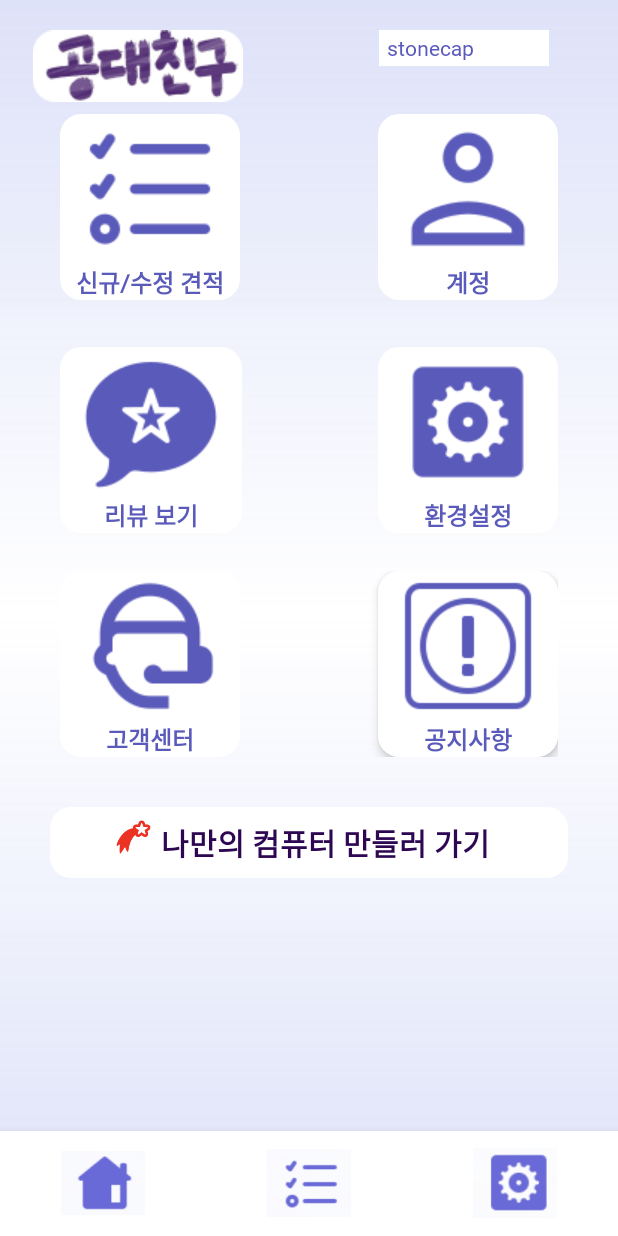
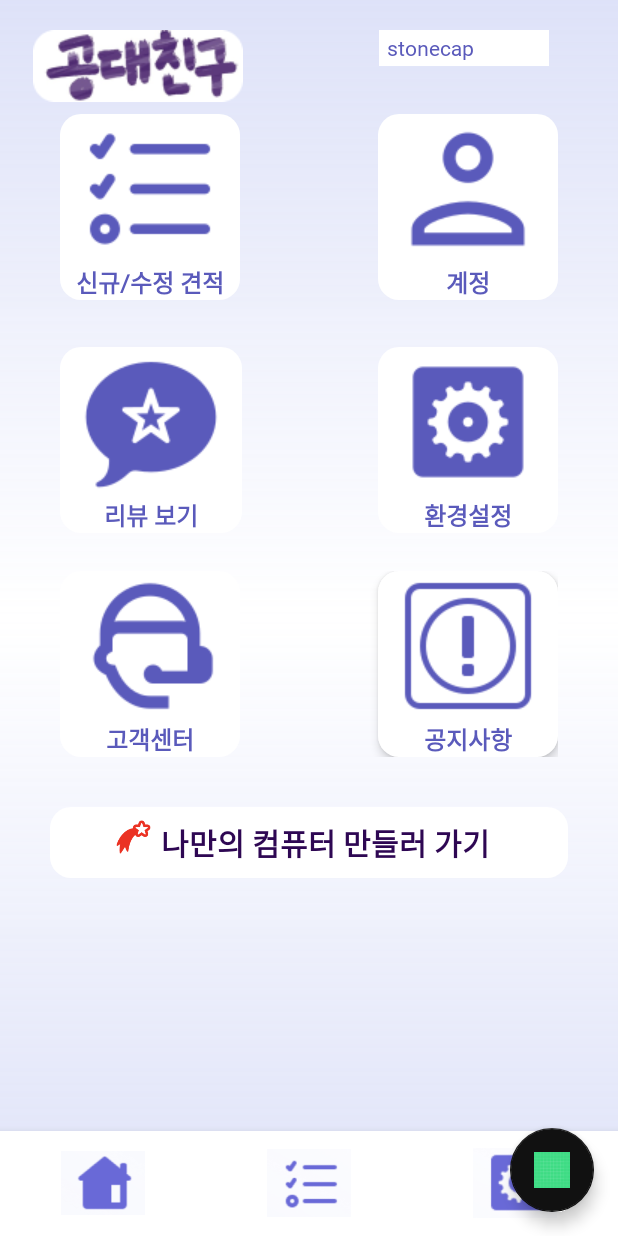
Before and after one commit to Frivack/SMU_Capstone, an Android app built with Jetpack Compose: the MainPage screen opened directly, with no data from a screen before it, on a phone screen of 412 x 824 dp. Run offline under Robolectric (Android 15) with nearby library versions, the phone set to English and light mode, and no system bars.

Commit message:
챗봇 추가

```diff
--- a/app/build.gradle.kts
+++ b/app/build.gradle.kts
@@ -65,6 +65,8 @@ dependencies {
     implementation(libs.androidx.ui.tooling.preview)
     implementation(libs.androidx.material3)
     implementation(libs.androidx.appcompat)
+    implementation(libs.androidx.cardview)
+    implementation(libs.material)
     testImplementation(libs.junit)
     androidTestImplementation(libs.androidx.junit)
     androidTestImplementation(libs.androidx.espresso.core)
--- a/app/src/main/AndroidManifest.xml
+++ b/app/src/main/AndroidManifest.xml
@@ -14,6 +14,7 @@
         android:roundIcon="@mipmap/ic_launcher_round"
         android:supportsRtl="true"
         android:theme="@style/Theme.EngUniFriend"
+        android:usesCleartextTraffic="true"
         tools:targetApi="31">
         <activity
             android:name=".MainActivity"
--- /dev/null
+++ b/app/src/main/java/com/capstone/myapplication/ChatAdapter.kt
@@ -0,0 +1,53 @@
+package com.capstone.myapplication
+
+import android.view.LayoutInflater
+import android.view.View
+import android.view.ViewGroup
+import android.widget.TextView
+import androidx.recyclerview.widget.RecyclerView
+
+class ChatAdapter(private val chatMessages: MutableList<ChatMessage>) :
+    RecyclerView.Adapter<ChatAdapter.MessageViewHolder>() {
+
+    private val VIEW_TYPE_USER = 1
+    private val VIEW_TYPE_BOT = 2
+
+    override fun getItemViewType(position: Int): Int {
+        return if (chatMessages[position].isUser) VIEW_TYPE_USER else VIEW_TYPE_BOT
+    }
+
+    override fun onCreateViewHolder(parent: ViewGroup, viewType: Int): MessageViewHolder {
+        val layout = if (viewType == VIEW_TYPE_USER) R.layout.item_chat_user else R.layout.item_chat_bot
+        val view = LayoutInflater.from(parent.context).inflate(layout, parent, false)
+        return MessageViewHolder(view)
+    }
+
+    override fun onBindViewHolder(holder: MessageViewHolder, position: Int) {
+        val message = chatMessages[position]
+        holder.bind(message)
+    }
+
+    override fun getItemCount(): Int = chatMessages.size
+
+    fun addMessage(message: ChatMessage) {
+        chatMessages.add(message)
+        notifyItemInserted(chatMessages.size - 1)
+    }
+
+    class MessageViewHolder(itemView: View) : RecyclerView.ViewHolder(itemView) {
+        private val messageText: TextView = itemView.findViewById(R.id.text_view_message)
+
+        fun bind(chatMessage: ChatMessage) {
+            messageText.text = chatMessage.message
+        }
+    }
+
+    fun updateMessages(newMessages: List<ChatMessage>) {
+        val oldSize = chatMessages.size
+        chatMessages.clear()
+        notifyItemRangeRemoved(0, oldSize) // 기존 아이템이 모두 지워졌다고 알림
+
+        chatMessages.addAll(newMessages)
+        notifyItemRangeInserted(0, newMessages.size) // 새로운 아이템이 모두 추가되었다고 알림
+    }
+}
--- /dev/null
+++ b/app/src/main/java/com/capstone/myapplication/ChatMessage.kt
@@ -0,0 +1,6 @@
+package com.capstone.myapplication
+
+data class ChatMessage (
+    val message: String,
+    val isUser: Boolean // 사용자가 보낸 메시지인지, 봇이 보낸 메시지인지 구분
+)
--- /dev/null
+++ b/app/src/main/java/com/capstone/myapplication/ChatbotFragment.kt
@@ -0,0 +1,61 @@
+package com.capstone.myapplication
+
+import android.os.Bundle
+import android.view.LayoutInflater
+import android.view.View
+import android.view.ViewGroup
+import android.widget.Button
+import android.widget.EditText
+import androidx.fragment.app.Fragment
+import androidx.recyclerview.widget.LinearLayoutManager
+import androidx.recyclerview.widget.RecyclerView
+
+class ChatbotFragment : Fragment() {
+
+    private lateinit var chatAdapter: ChatAdapter
+    private lateinit var recyclerViewChat: RecyclerView
+    private lateinit var editTextMessage: EditText
+    private lateinit var buttonSend: Button
+
+    override fun onCreateView(
+        inflater: LayoutInflater, container: ViewGroup?,
+        savedInstanceState: Bundle?
+    ): View? {
+        // 프래그먼트의 레이아웃을 인플레이트
+        return inflater.inflate(R.layout.fragment_chatbot, container, false)
+    }
+
+    override fun onViewCreated(view: View, savedInstanceState: Bundle?) {
+        super.onViewCreated(view, savedInstanceState)
+
+        // 뷰 초기화
+        recyclerViewChat = view.findViewById(R.id.recycler_view_chat)
+        editTextMessage = view.findViewById(R.id.edit_text_message)
+        buttonSend = view.findViewById(R.id.button_send)
+
+        // 어댑터 및 RecyclerView 설정
+        // ChatHistoryManager의 LiveData를 사용하여 초기 리스트를 가져옴
+        chatAdapter = ChatAdapter(ChatHistoryManager.messageList.value.orEmpty().toMutableList())
+        recyclerViewChat.layoutManager = LinearLayoutManager(context)
+        recyclerViewChat.adapter = chatAdapter
+
+        // '전송' 버튼 클릭 리스너
+        buttonSend.setOnClickListener {
+            val messageText = editTextMessage.text.toString().trim()
+            if (messageText.isNotEmpty()) {
+                // ChatHistoryManager를 통해 메시지 전송
+                ChatHistoryManager.sendMessageToServer(messageText)
+                editTextMessage.text.clear()
+            }
+        }
+
+        // LiveData를 관찰하여 채팅 목록에 변경이 생길 때마다 UI를 업데이트
+        ChatHistoryManager.messageList.observe(viewLifecycleOwner) { messages ->
+            // ChatAdapter의 updateMessages는 MutableList를 기대하므로 toMutableList()로 변환
+            chatAdapter.updateMessages(messages.toMutableList())
+            if (messages.isNotEmpty()) {
+                recyclerViewChat.scrollToPosition(messages.size - 1)
+            }
+        }
+    }
+}
--- a/app/src/main/java/com/capstone/myapplication/MainPage.kt
+++ b/app/src/main/java/com/capstone/myapplication/MainPage.kt
@@ -2,10 +2,13 @@ package com.capstone.myapplication
 
 import android.content.Intent
 import android.os.Bundle
+import android.view.View
 import android.widget.ImageView
 import android.widget.LinearLayout
 import android.widget.TextView
 import androidx.appcompat.app.AppCompatActivity
+import androidx.fragment.app.FragmentContainerView
+import com.google.android.material.floatingactionbutton.FloatingActionButton
 
 class MainPage : AppCompatActivity() {
 
@@ -21,6 +24,19 @@ class MainPage : AppCompatActivity() {
         email?.let {
             val mainPageIdTextView = findViewById<TextView>(R.id.mainpage_id)
             mainPageIdTextView.text = extractEmailPrefix(it)
+        }
+
+        // ========== 챗봇 버튼 및 컨테이너 설정 ==========
+        val fabChatbot: FloatingActionButton = findViewById(R.id.fab_chatbot)
+        val chatbotContainer: FragmentContainerView = findViewById(R.id.chatbot_fragment_container)
+
+        fabChatbot.setOnClickListener {
+            // 버튼 클릭 시 챗봇 프래그먼트 컨테이너를 보여주거나 숨김
+            if (chatbotContainer.visibility == View.VISIBLE) {
+                chatbotContainer.visibility = View.GONE
+            } else {
+                chatbotContainer.visibility = View.VISIBLE
+            }
         }
 
         setupSwichButtons(email, userId)
@@ -100,4 +116,5 @@ class MainPage : AppCompatActivity() {
             startActivity(intent)
         }
     }
+
 }
--- a/app/src/main/res/layout/activity_mainpage.xml
+++ b/app/src/main/res/layout/activity_mainpage.xml
@@ -1,6 +1,11 @@
+<FrameLayout
+    xmlns:android="http://schemas.android.com/apk/res/android"
+    xmlns:app="http://schemas.android.com/apk/res-auto"
+    xmlns:tools="http://schemas.android.com/tools"
+    android:layout_width="match_parent"
+    android:layout_height="match_parent">
+
 <LinearLayout
-    xmlns:android="http://schemas.android.com/apk/res/android"
-    xmlns:tools="http://schemas.android.com/tools"
     android:orientation="vertical"
     android:layout_width="match_parent"
     android:layout_height="match_parent"
@@ -351,6 +356,28 @@
                 android:contentDescription="@string/lowbar_setting"/>
         </LinearLayout>
     </LinearLayout>
+    </LinearLayout>
 
+    <!-- ========== 챗봇 Fragment를 담을 컨테이너 (처음에는 숨겨져 있음) ========== -->
+    <androidx.fragment.app.FragmentContainerView
+        android:id="@+id/chatbot_fragment_container"
+        android:name="com.capstone.myapplication.ChatbotFragment"
+        android:layout_width="match_parent"
+        android:layout_height="wrap_content"
+        android:layout_gravity="bottom"
+        android:layout_marginStart="16dp"
+        android:layout_marginEnd="16dp"
+        android:layout_marginBottom="80dp"
+        android:visibility="gone" />
 
-</LinearLayout>
+    <!-- ========== 챗봇 실행 버튼 (FAB) ========== -->
+    <com.google.android.material.floatingactionbutton.FloatingActionButton
+        android:id="@+id/fab_chatbot"
+        android:layout_width="wrap_content"
+        android:layout_height="wrap_content"
+        android:layout_gravity="bottom|end"
+        android:layout_margin="16dp"
+        android:src="@drawable/ic_launcher_background"
+        android:contentDescription="챗봇 열기" />
+
+</FrameLayout>
```
Also changed, not shown: app/src/main/java/com/capstone/myapplication/ChatHistoryManager.kt (added, +54 -0 lines), app/src/main/java/com/capstone/myapplication/DatabaseHelper.kt (+13 -1 lines), app/src/main/res/drawable/bot_bubble.xml (added, +14 -0 lines), app/src/main/res/layout/fragment_chatbot.xml (added, +45 -0 lines), app/src/main/res/layout/item_chat_bot.xml (added, +17 -0 lines), app/src/main/res/layout/item_chat_user.xml (added, +17 -0 lines).
